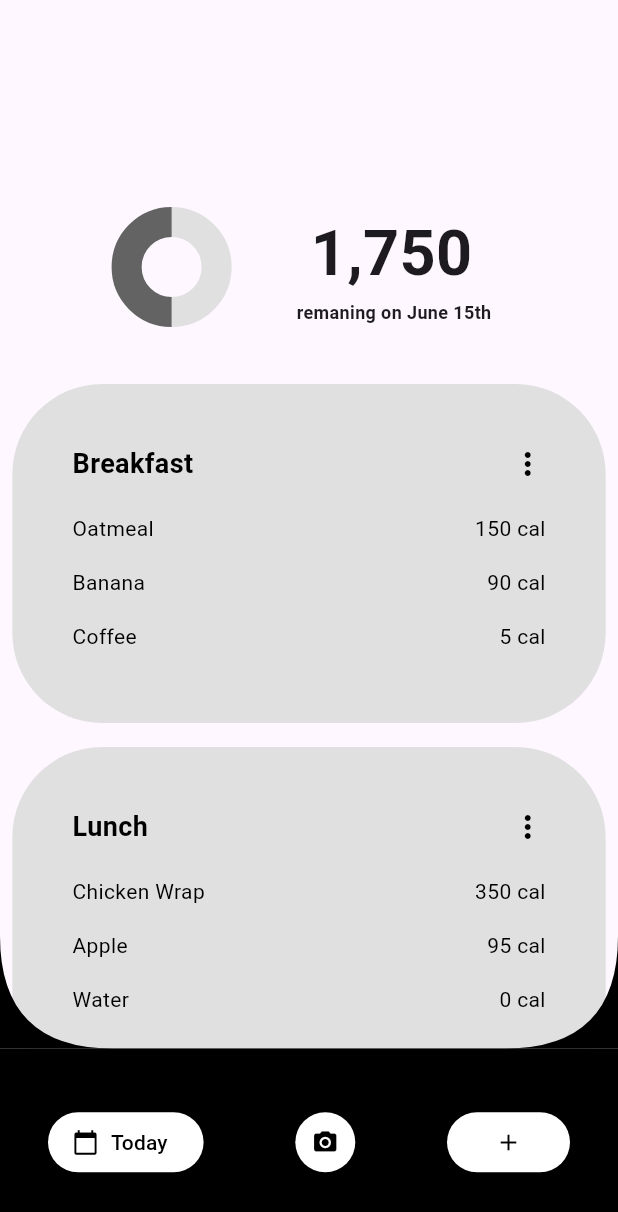
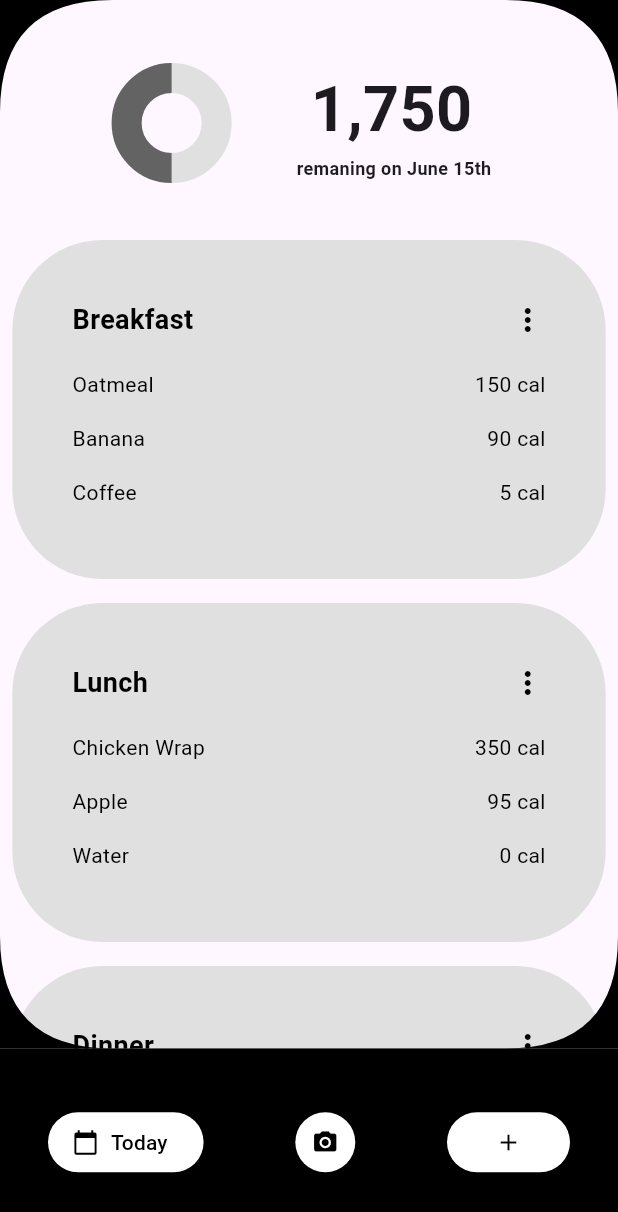
Before and after one commit to jackkslash/kaloria, a Flutter app: the screen it shows after launch, on a phone screen of 412 x 824 dp. Shown: the top 1212 px of the screen. Run offline on Flutter 3.47's test engine with Material 3 defaults, Android fonts, the phone set to English and light mode, and no system bars; our stand-ins replace flutter_riverpod, go_router, riverpod_annotation; generated files the repository leaves out were written again.

Commit message:
Appbar added keeps style maintained throughout

```diff
--- a/lib/main.dart
+++ b/lib/main.dart
@@ -6,6 +6,8 @@ import 'package:kaloria/router.dart';
 void main() {
   WidgetsFlutterBinding.ensureInitialized();
   SystemChrome.setPreferredOrientations([DeviceOrientation.portraitUp]);
+  SystemChrome.setSystemUIOverlayStyle(SystemUiOverlayStyle.light); // or dark
+
   runApp(ProviderScope(child: MyApp()));
 }
 
--- a/lib/router.dart
+++ b/lib/router.dart
@@ -4,6 +4,7 @@ import 'package:kaloria/screens/add.dart';
 import 'package:kaloria/screens/scan.dart';
 import 'package:kaloria/widgets/expanded_bottom_nav.dart';
 import 'package:kaloria/screens/home.dart';
+import 'package:kaloria/utils/curver_drawer.dart'; // Import the CurvedCornerPainter
 
 final router = GoRouter(
   initialLocation: '/home',
@@ -12,6 +13,53 @@ final router = GoRouter(
       builder: (context, state, child) {
         return Scaffold(
           body: child,
+          appBar: PreferredSize(
+            preferredSize: const Size.fromHeight(0),
+            child: Stack(
+              clipBehavior: Clip.none,
+              children: [
+                AppBar(
+                  backgroundColor: Colors.black,
+                  toolbarHeight:
+                      75, // Make sure toolbarHeight matches preferredSize
+                  elevation: 0, // Remove the default shadow
+                ),
+                Positioned(
+                  bottom: -75, // Position the curve at the bottom
+                  left: 0,
+                  right: 0,
+                  child: Row(
+                    children: [
+                      Transform(
+                        alignment: Alignment.center,
+                        transform: Matrix4.rotationX(
+                          3.14159,
+                        ), // 180 degrees in radians
+                        child: CustomPaint(
+                          size: const Size(75, 75),
+                          painter: CurvedCornerPainter(),
+                        ),
+                      ),
+                      const Spacer(),
+                      Transform.flip(
+                        flipX: true,
+                        child: Transform(
+                          alignment: Alignment.center,
+                          transform: Matrix4.rotationX(
+                            3.14159,
+                          ), // 180 degrees in radians
+                          child: CustomPaint(
+                            size: const Size(75, 75),
+                            painter: CurvedCornerPainter(),
+                          ),
+                        ),
+                      ),
+                    ],
+                  ),
+                ),
+              ],
+            ),
+          ),
           bottomNavigationBar: ExpandableBottomNav(),
         );
       },
--- a/lib/screens/home.dart
+++ b/lib/screens/home.dart
@@ -62,7 +62,7 @@ class HomePage extends ConsumerWidget {
       child: Scaffold(
         body: SingleChildScrollView(
           child: Padding(
-            padding: const EdgeInsets.only(top: 128, bottom: 8),
+            padding: const EdgeInsets.only(top: 32, bottom: 8),
             child: Center(
               child: Column(
                 crossAxisAlignment: CrossAxisAlignment.center,
```
